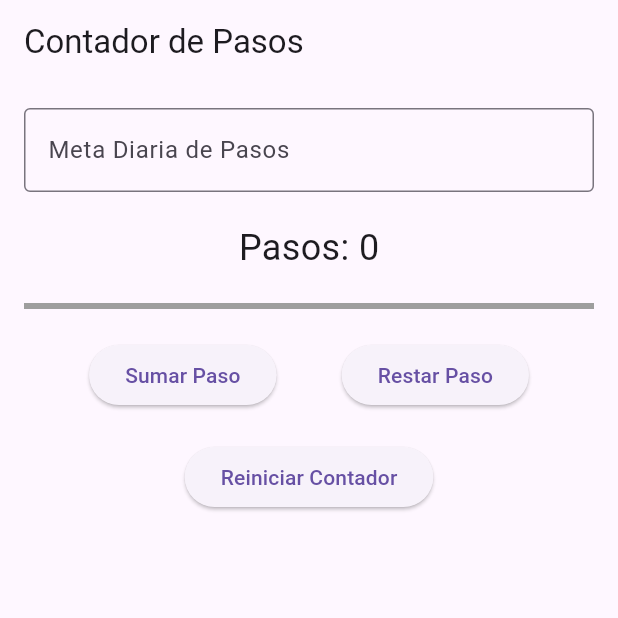
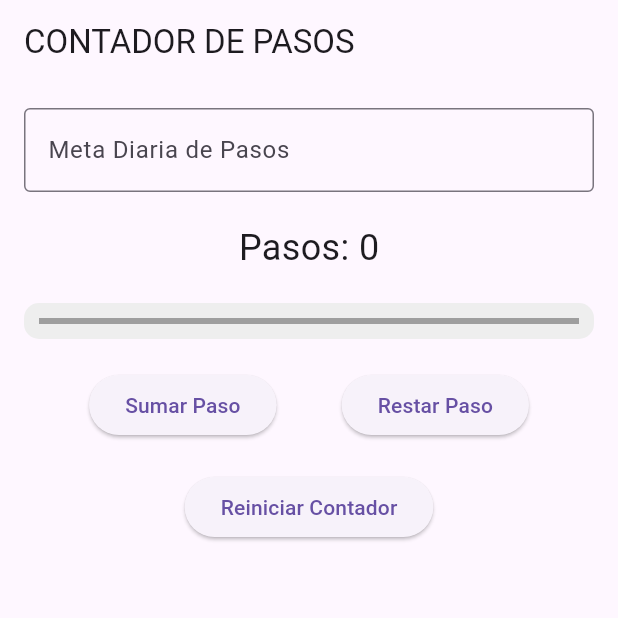
Before and after one commit to gabri117/seguimiento_metas_pasos, a Flutter app: the screen it shows after launch, on a phone screen of 412 x 824 dp, the top half of it. Run offline on Flutter 3.47's test engine with Material 3 defaults, Android fonts, the phone set to English and light mode, and no system bars.

Commit message:
Implementación de container

```diff
--- a/lib/main.dart
+++ b/lib/main.dart
@@ -5,6 +5,8 @@ void main() {
 }
 
 class MyApp extends StatelessWidget {
+  const MyApp({super.key});
+
   @override
   Widget build(BuildContext context) {
     return MaterialApp(
@@ -18,20 +20,23 @@ class MyApp extends StatelessWidget {
 }
 
 class HomeScreen extends StatefulWidget {
+  const HomeScreen({super.key});
+
   @override
+  // ignore: library_private_types_in_public_api
   _HomeScreenState createState() => _HomeScreenState();
 }
 
 class _HomeScreenState extends State<HomeScreen> {
   int _pasos = 0;
   int _metaDiaria = 0;
-  TextEditingController _metaController = TextEditingController();
+  final TextEditingController _metaController = TextEditingController();
 
   @override
   Widget build(BuildContext context) {
     return Scaffold(
       appBar: AppBar(
-        title: Text('Contador de Pasos'),
+        title: Text('CONTADOR DE PASOS'),
       ),
       body: Padding(
         padding: const EdgeInsets.all(16.0),
@@ -56,11 +61,18 @@ class _HomeScreenState extends State<HomeScreen> {
               style: TextStyle(fontSize: 24),
             ),
             SizedBox(height: 20),
-            LinearProgressIndicator(
-              value: _metaDiaria > 0 ? _pasos / _metaDiaria : 0,
-              backgroundColor: Colors.grey,
-              valueColor: AlwaysStoppedAnimation<Color>(
-                _pasos >= _metaDiaria ? Colors.green : Colors.blue,
+            Container(
+              padding: EdgeInsets.all(10),
+              decoration: BoxDecoration(
+                color: Colors.grey[200],
+                borderRadius: BorderRadius.circular(10),
+              ),
+              child: LinearProgressIndicator(
+                value: _metaDiaria > 0 ? _pasos / _metaDiaria : 0,
+                backgroundColor: Colors.grey,
+                valueColor: AlwaysStoppedAnimation<Color>(
+                  _pasos >= _metaDiaria ? Colors.green : Colors.blue,
+                ),
               ),
             ),
             SizedBox(height: 20),
```
Also changed, not shown: 1 other file.
